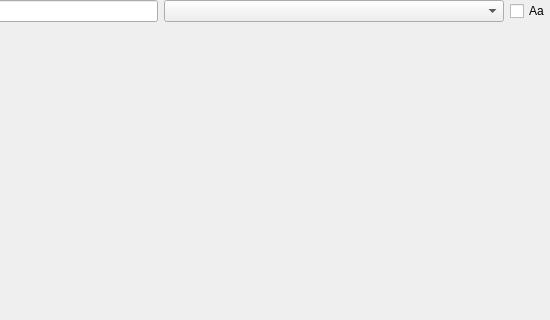
bendalab/NixView, file MainViewWidget.ui: the form before one commit; both pictures show x 226 to 776 and y 0 to 320 of the 776 by 467 pixel window.
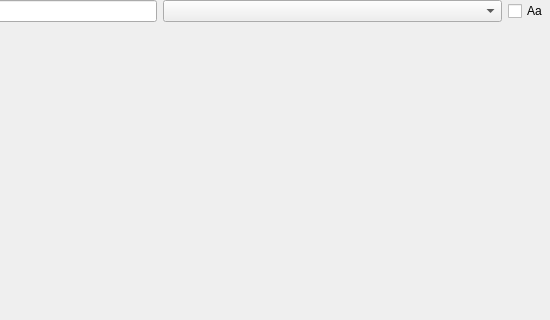
The form after the commit.

Commit message: [MainViewWidget] adjust layout, remove cerr

```diff
--- a/MainViewWidget.ui
+++ b/MainViewWidget.ui
@@ -21,7 +21,7 @@
     <number>0</number>
    </property>
    <property name="rightMargin">
-    <number>0</number>
+    <number>2</number>
    </property>
    <property name="bottomMargin">
     <number>0</number>
```
The commit also changes 1 other file.
